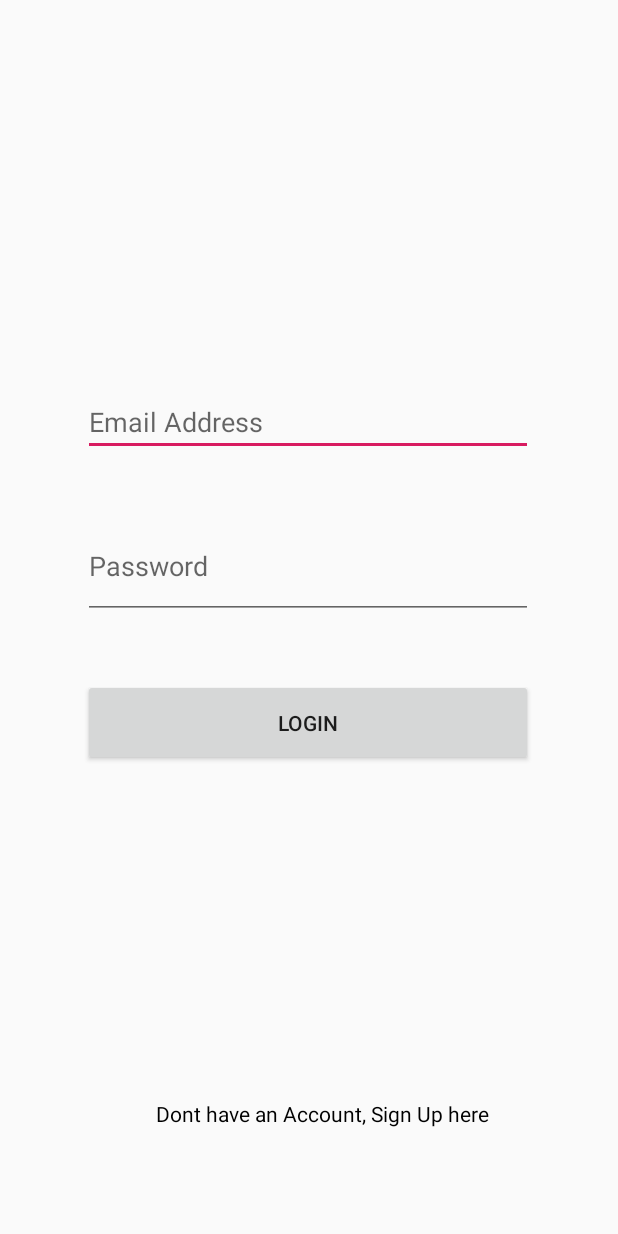
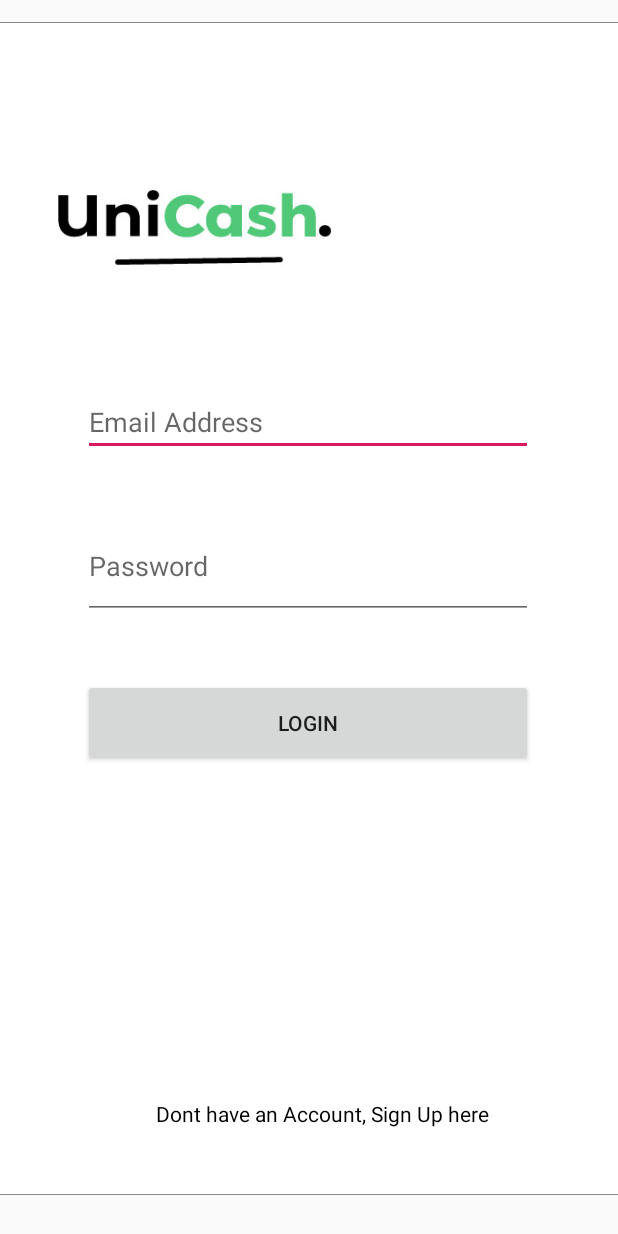
Before and after one commit to Sianwa/UniCash, an Android app: the screen it shows after launch (Login), on a phone screen of 412 x 824 dp. Run offline under Robolectric (Android 15) with nearby library versions, the phone set to English and light mode, and no system bars.

Commit message:
new changes to ui

```diff
--- a/app/build.gradle
+++ b/app/build.gradle
@@ -27,7 +27,10 @@ dependencies {
     androidTestImplementation 'com.android.support.test:runner:1.0.2'
     androidTestImplementation 'com.android.support.test.espresso:espresso-core:3.0.2'
     implementation 'com.google.firebase:firebase-core:16.0.9'
+    implementation 'com.google.firebase:firebase-database:17.0.0'
     implementation 'com.squareup.retrofit2:retrofit:2.5.0'
+    implementation 'com.google.code.gson:gson:2.8.2'
+    implementation 'com.squareup.retrofit2:converter-gson:2.4.0'
     implementation 'com.android.support:recyclerview-v7:28.0.0'
     implementation 'com.android.support:design:28.0.0'
     implementation 'com.android.support:cardview-v7:28.0.0'
--- a/app/src/main/AndroidManifest.xml
+++ b/app/src/main/AndroidManifest.xml
@@ -1,6 +1,7 @@
 <?xml version="1.0" encoding="utf-8"?>
 <manifest xmlns:android="http://schemas.android.com/apk/res/android"
     package="com.example.unicash">
+    <uses-permission android:name="android.permission.INTERNET"></uses-permission>
 
     <application
         android:allowBackup="true"
--- a/app/src/main/res/layout/activity_login.xml
+++ b/app/src/main/res/layout/activity_login.xml
@@ -7,6 +7,23 @@
     android:layout_height="match_parent"
     tools:context=".Login"
     android:orientation="vertical">
+
+    <ImageView
+        android:id="@+id/logo"
+        android:layout_width="567dp"
+        android:layout_height="782dp"
+        android:layout_marginStart="8dp"
+        android:layout_marginLeft="8dp"
+        android:layout_marginTop="8dp"
+        android:layout_marginEnd="8dp"
+        android:layout_marginRight="8dp"
+        android:layout_marginBottom="8dp"
+        android:src="@mipmap/mylogo"
+        app:layout_constraintBottom_toBottomOf="parent"
+        app:layout_constraintEnd_toEndOf="parent"
+        app:layout_constraintStart_toStartOf="parent"
+        app:layout_constraintTop_toTopOf="parent"
+        app:layout_constraintVertical_bias="0.253" />
 
     <EditText
         android:id="@+id/email"
@@ -43,6 +60,7 @@
         android:layout_marginBottom="280dp"
         android:bottomLeftRadius="12dp"
         android:bottomRightRadius="12dp"
+        android:drawablePadding="10dp"
         android:hint="Password"
         android:inputType="textPassword"
         android:topLeftRadius="12dp"
```
Also changed, not shown: app/src/main/java/com/example/unicash/Api.java (added, +13 -0 lines), app/src/main/java/com/example/unicash/ExpenseModel.java (added, +24 -0 lines), app/src/main/java/com/example/unicash/MainActivity.java (+36 -19 lines), app/src/main/res/layout/activity_create_account.xml (+18 -0 lines), app/src/main/res/layout/activity_splash_screen.xml (+4 -6 lines), app/src/main/res/mipmap-hdpi/mylogo.jpg (added), app/src/main/res/mipmap-xxhdpi/logo.jpg (added), app/src/main/res/mipmap-xxhdpi/splash.jpg (added).
